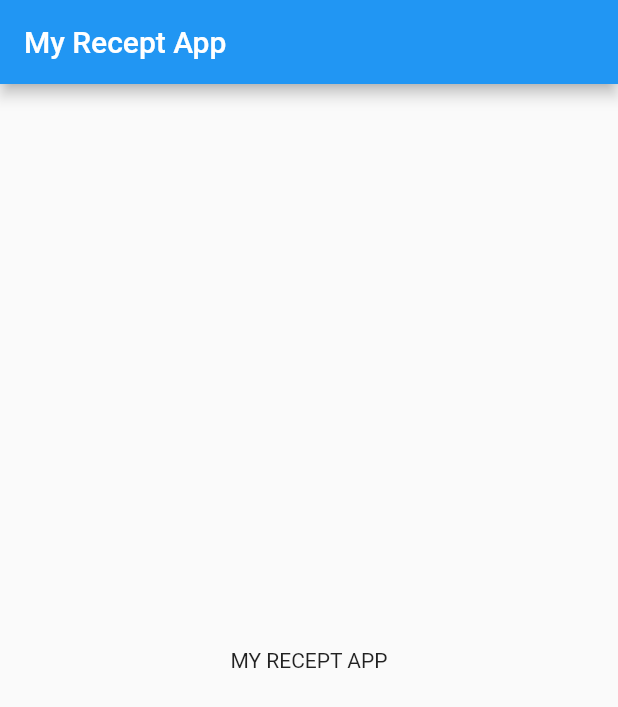
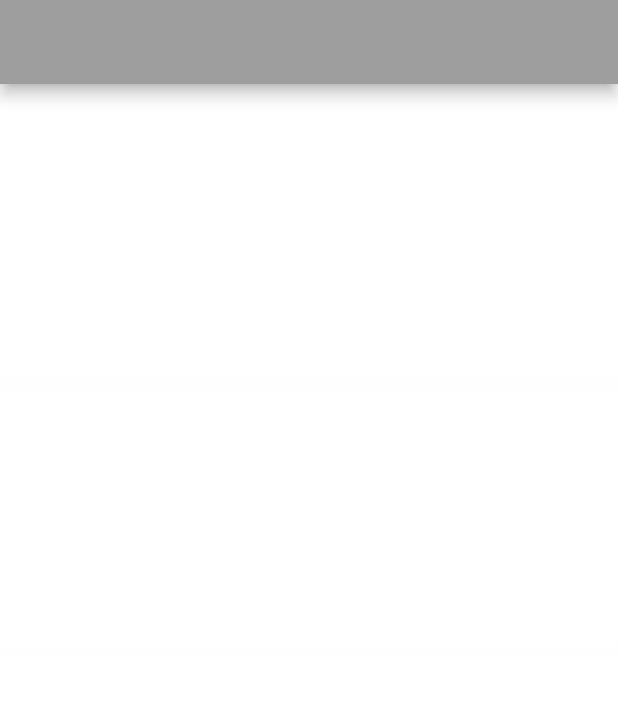
Before and after one commit to nureddinelmas/Recept_App, a Flutter app: the screen it shows after launch, on a phone screen of 412 x 824 dp. Shown: the top 707 px of the screen. Run offline on Flutter 3.47's test engine with Material 2 defaults, Android fonts, the phone set to English and light mode, and no system bars.

Commit message:
backgroundColor

```diff
--- /dev/null
+++ b/lib/auth_page.dart
@@ -0,0 +1,38 @@
+import 'package:flutter/material.dart';
+
+class AuthPage extends StatefulWidget {
+  const AuthPage({super.key});
+
+  @override
+  State<AuthPage> createState() => _AuthPageState();
+}
+
+class _AuthPageState extends State<AuthPage> {
+  @override
+  Widget build(BuildContext context) {
+    final isLandscape =
+        MediaQuery.of(context).orientation == Orientation.landscape;
+
+    return Scaffold(
+      backgroundColor: Colors.white70,
+      appBar: AppBar(
+        backgroundColor: Colors.grey,
+      ),
+      body: Container(
+        decoration: const BoxDecoration(
+          gradient: LinearGradient(
+            begin: Alignment.topCenter,
+            end: Alignment.bottomCenter,
+            stops: [0.1, 0.4, 0.6, 0.9],
+            colors: [
+              Colors.white10,
+              Colors.white12,
+              Colors.white10,
+              Colors.white10,
+            ],
+          ),
+        ),
+      ),
+    );
+  }
+}
--- a/lib/main.dart
+++ b/lib/main.dart
@@ -1,21 +1,18 @@
 import 'package:flutter/material.dart';
-import 'package:recept_app/my_home_page.dart';
+import 'package:recept_app/auth_page.dart';
 
 void main() {
-  runApp(const MyApp());
+  runApp(const Main());
 }
 
-class MyApp extends StatelessWidget {
-  const MyApp({Key? key}) : super(key: key);
+class Main extends StatelessWidget {
+  const Main({Key? key}) : super(key: key);
   @override
   Widget build(BuildContext context) {
-    return MaterialApp(
+    return const MaterialApp(
       debugShowCheckedModeBanner: false,
-      title: 'Flutter Demo',
-      theme: ThemeData(
-        primarySwatch: Colors.blue,
-      ),
-      home: const MyHomePage(),
+      title: "Receply",
+      home: AuthPage(),
     );
   }
 }
--- a/lib/my_home_page.dart
+++ /dev/null
@@ -1,18 +0,0 @@
-import 'package:flutter/material.dart';
-
-class MyHomePage extends StatefulWidget {
-  const MyHomePage({super.key});
-
-  @override
-  State<MyHomePage> createState() => _MyHomePageState();
-}
-
-class _MyHomePageState extends State<MyHomePage> {
-  @override
-  Widget build(BuildContext context) {
-    return Scaffold(
-      appBar: AppBar(title: const Text("My Recept App")),
-      body: const Center(child: Text("MY RECEPT APP")),
-    );
-  }
-}
```
Also changed, not shown: 1 other file.
